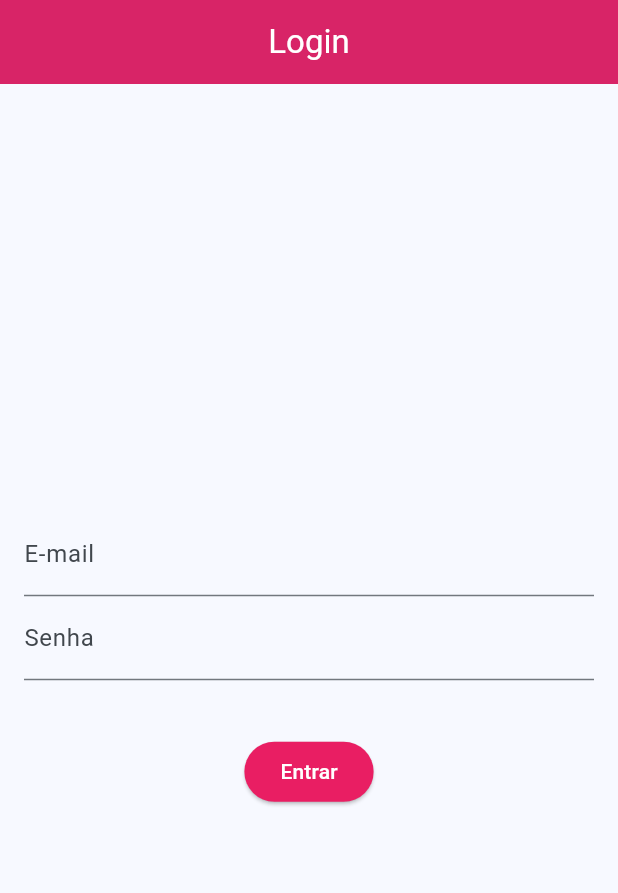
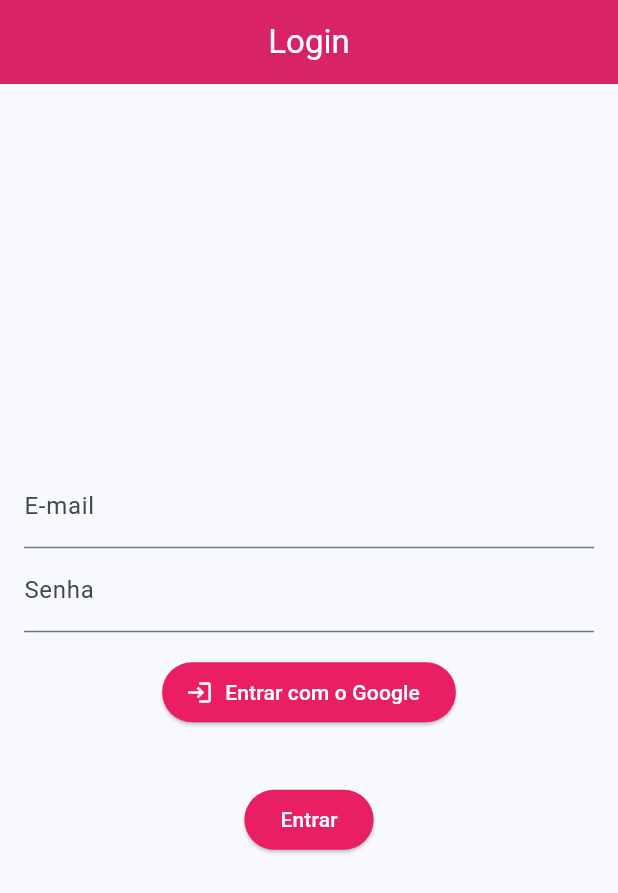
Before and after one commit to SaraNagahara/GuiaDeTurismo, a Flutter app: the screen it shows after launch, on a phone screen of 412 x 824 dp. Shown: the top 893 px of the screen. Run offline on Flutter 3.47's test engine with Material 3 defaults, Android fonts, the phone set to English and light mode, and no system bars; our stand-ins replace firebase_auth, firebase_core, flutter_map, geolocator, google_sign_in, image_picker and 2 more; accounts and stored records are empty.

Commit message:
feat: adicionando login com google

```diff
--- a/lib/inicializar.dart
+++ b/lib/inicializar.dart
@@ -1,4 +1,6 @@
 import 'package:flutter/material.dart';
+import 'package:firebase_core/firebase_core.dart';
+import 'firebase_options.dart';
 import 'package:guia_turismo/controller/auth_controller.dart';
 import 'package:guia_turismo/controller/camera_controller.dart';
 import 'package:guia_turismo/controller/lugares_controller.dart';
@@ -14,6 +16,22 @@ class Inicializar extends StatelessWidget {
 
   @override
   Widget build(BuildContext context) {
+    return FutureBuilder(
+      future: Firebase.initializeApp(
+        options: DefaultFirebaseOptions.currentPlatform,
+      ),
+      builder: (context, snapshot) {
+        // Enquanto o Firebase liga, mostra uma bolinha girando na tela
+        if (snapshot.connectionState != ConnectionState.done) {
+          return const MaterialApp(
+            debugShowCheckedModeBanner: false,
+            home: Scaffold(
+              body: Center(child: CircularProgressIndicator()),
+            ),
+          );
+        }
+
+        // Quando o Firebase termina de carregar, o app principal é exibido
         return MultiProvider(
           providers: [
             ChangeNotifierProvider(create: (_) => LugaresController()),
@@ -29,13 +47,15 @@ class Inicializar extends StatelessWidget {
               themeMode: controllerThema.temaAtual,
               initialRoute: 'login',
               routes: {
-            'login': (context) => LoginScreen(),
-            'home': (context) => HomeScreen(),
-            'lugares': (context) => LugaresScreen(),
-            'cadastro': (context) => CadastroLugar(),
+                'login': (context) => const LoginScreen(),
+                'home': (context) => const HomeScreen(),
+                'lugares': (context) => const LugaresScreen(),
+                'cadastro': (context) => const CadastroLugar(),
               },
             ),
           ),
         );
+      },
+    );
   }
 }
--- a/lib/screens/login_screen.dart
+++ b/lib/screens/login_screen.dart
@@ -1,6 +1,9 @@
 import 'package:flutter/material.dart';
 import 'package:guia_turismo/controller/auth_controller.dart';
 import 'package:provider/provider.dart';
+import 'package:firebase_auth/firebase_auth.dart';
+import 'package:google_sign_in/google_sign_in.dart';
+import 'package:flutter/foundation.dart' show kIsWeb;
 
 class LoginScreen extends StatefulWidget {
   const LoginScreen({super.key});
@@ -12,9 +15,41 @@ class LoginScreen extends StatefulWidget {
 class _LoginScreenState extends State<LoginScreen> {
   //Dados da API
   //email: lilia@teste.com  | Senha: senha123
-
+   User? _usuario;
   final _email = TextEditingController();
   final _senha = TextEditingController();
+
+  Future<void> _entrarComGoogle() async {
+    try {
+      late final UserCredential resultado;
+
+      if (kIsWeb) {
+        resultado = await FirebaseAuth.instance.signInWithPopup(GoogleAuthProvider());
+      } else {
+        final googleSignIn = GoogleSignIn.instance;
+        await googleSignIn.initialize();
+
+        final conta = await googleSignIn.authenticate();
+        final credencial = GoogleAuthProvider.credential(idToken: conta.authentication.idToken);
+
+        resultado = await FirebaseAuth.instance.signInWithCredential(
+          credencial,
+        );
+      }
+
+      if (!mounted) return;
+      setState(() => _usuario = resultado.user);
+    } catch (e) {
+      debugPrint('Erro ao autenticar: $e');
+    }
+  }
+
+  Future<void> _sair() async {
+    await GoogleSignIn.instance.signOut();
+    await FirebaseAuth.instance.signOut();
+    setState(() => _usuario = null);
+  }
+
 
   @override
   Widget build(BuildContext context) {
@@ -37,6 +72,38 @@ class _LoginScreenState extends State<LoginScreen> {
               ),
               SizedBox(height: 16),
               //Fica vazio se não tiver erro
+
+              //Entrar com google
+
+         _usuario == null
+            ? ElevatedButton.icon(
+                onPressed: _entrarComGoogle,
+                icon: const Icon(Icons.login),
+                label: const Text('Entrar com o Google'),
+              )
+            : Column(
+                mainAxisAlignment: MainAxisAlignment.center,
+                children: [
+                  CircleAvatar(
+                    backgroundImage: NetworkImage(_usuario!.photoURL ?? ''),
+                    radius: 40,
+                  ),
+                  const SizedBox(height: 12),
+                  Text(
+                    _usuario!.displayName ?? 'Sem nome',
+                    style: const TextStyle(
+                      fontSize: 18,
+                      fontWeight: FontWeight.bold,
+                    ),
+                  ),
+                  Text(_usuario!.email ?? 'Sem email'),
+                  const SizedBox(height: 20),
+                  ElevatedButton(onPressed: _sair, child: const Text('Sair')),
+                ],
+              ),
+              SizedBox(height: 16),
+
+
               Text(controleAuth.erro),
               ElevatedButton(
                 onPressed: () async {
--- a/pubspec.yaml
+++ b/pubspec.yaml
@@ -43,6 +43,9 @@ dependencies:
   geolocator: ^13.0.2
   latlong2: ^0.9.1
   flutter_map: ^7.0.2
+  firebase_core: ^5.1.0
+  firebase_auth: ^7.0.1
+  google_sign_in: ^7.2.0
 
 dev_dependencies:
   flutter_test:
```
Also changed, not shown: firebase.json (added), lib/firebase_options.dart (added), pubspec.lock, 5 other files. Lines whose indentation alone changed are shown as unchanged.
